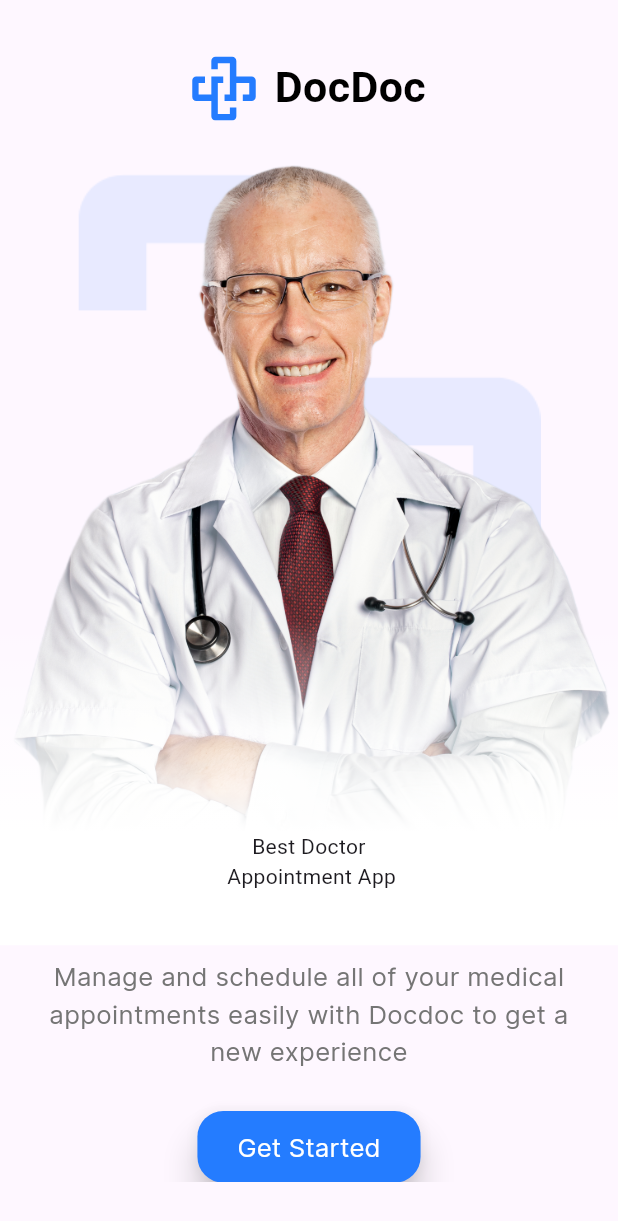
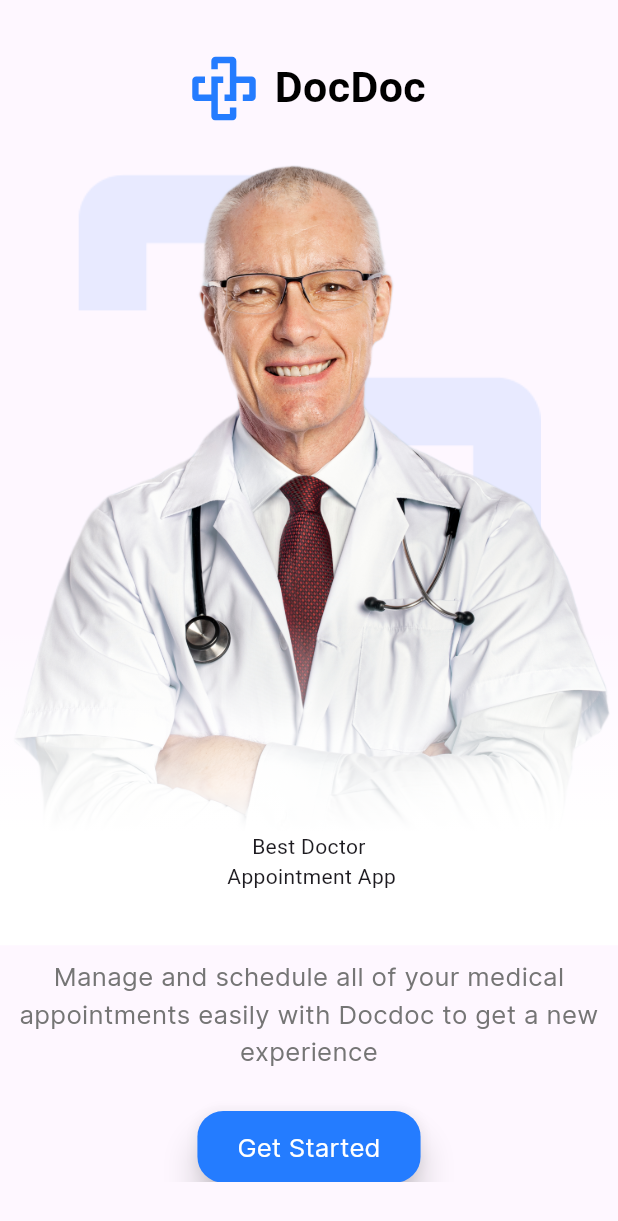
Before and after one commit to abdelrahmankhaled213/DOCDoc, a Flutter app: the screen it shows after launch, on a phone screen of 412 x 824 dp. Shown: the top 1221 px of the screen. Run offline on Flutter 3.47's test engine with Material 3 defaults, Android fonts, the phone set to English and light mode, and no system bars; our stand-ins replace device_preview, flutter_screenutil, flutter_svg, go_router; statements that could not run were skipped.

Commit message:
Changing padding from 15 to 6

```diff
--- a/lib/features/GetStarted/Widgets/DocCaption.dart
+++ b/lib/features/GetStarted/Widgets/DocCaption.dart
@@ -7,7 +7,7 @@ class DocCaptionButton extends StatelessWidget {
   @override
   Widget build(BuildContext context) {
     return Padding(
-      padding:  EdgeInsets.symmetric(horizontal:15.w),
+      padding:  EdgeInsets.symmetric(horizontal:6.w),
       child: Column(
         children: [
           Text(AppText.caption,
```
